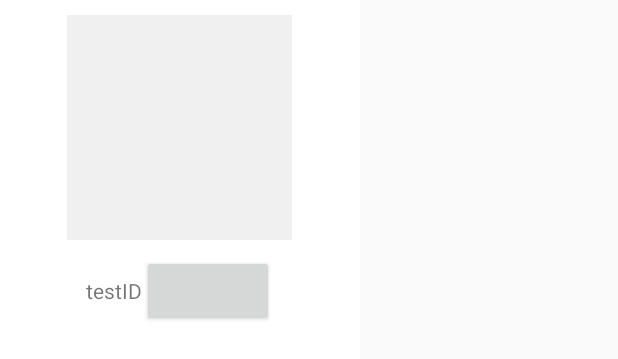
After one commit to psc106/ClubApplicationAndroid, an Android app: the layout fragment_menu.xml on its own in the app's theme, with its tools: preview values and no code run, on a phone screen of 412 x 824 dp. The commit adds this screen. Shown: the top 359 px of the screen. Run offline under Robolectric (Android 15) with nearby library versions, the phone set to English and light mode, and no system bars.

Commit message:
menu 프래그먼트 초안 작성

```diff
--- a/app/build.gradle
+++ b/app/build.gradle
@@ -37,7 +37,6 @@ dependencies {
     implementation 'com.jakewharton:butterknife:8.8.1'
     annotationProcessor 'com.jakewharton:butterknife-compiler:8.8.1'
 
-
 //gson
     implementation 'com.google.code.gson:gson:2.8.5'
 
@@ -45,7 +44,6 @@ dependencies {
     implementation 'com.github.bumptech.glide:glide:4.7.1'
     annotationProcessor 'com.github.bumptech.glide:compiler:4.7.1'
 
-
 //retrofit
 
     implementation 'com.squareup.retrofit2:retrofit:2.4.0'
--- a/app/src/main/AndroidManifest.xml
+++ b/app/src/main/AndroidManifest.xml
@@ -1,6 +1,8 @@
 <?xml version="1.0" encoding="utf-8"?>
 <manifest xmlns:android="http://schemas.android.com/apk/res/android"
     package="teamproject.com.clubapplication">
+
+    <uses-permission android:name="android.permission.INTERNET" />
 
     <application
         android:allowBackup="true"
--- a/app/src/main/java/teamproject/com/clubapplication/MainActivity.java
+++ b/app/src/main/java/teamproject/com/clubapplication/MainActivity.java
@@ -9,5 +9,6 @@ public class MainActivity extends AppCompatActivity {
     protected void onCreate(Bundle savedInstanceState) {
         super.onCreate(savedInstanceState);
         setContentView(R.layout.activity_main);
+        MenuController.addMenu(getSupportFragmentManager(), R.id.main_container);
     }
 }
--- /dev/null
+++ b/app/src/main/res/layout/fragment_menu.xml
@@ -0,0 +1,38 @@
+<?xml version="1.0" encoding="utf-8"?>
+<LinearLayout
+    xmlns:android="http://schemas.android.com/apk/res/android"
+    android:layout_width="240dp"
+    android:layout_height="match_parent"
+    android:orientation="vertical"
+    android:layout_gravity="left"
+    android:background="#ffffff">
+
+    <ImageView
+        android:id="@+id/menu_imgV_Profile"
+        android:layout_width="150dp"
+        android:layout_height="150dp"
+        android:layout_gravity="center"
+        android:layout_margin="10dp"
+        android:background="#f0f0f0"/>
+    <LinearLayout
+        android:layout_width="wrap_content"
+        android:layout_height="wrap_content"
+        android:layout_gravity="center">
+        <TextView
+            android:id="@+id/menu_txt_Name"
+            android:layout_width="wrap_content"
+            android:layout_height="wrap_content"
+            android:text="testID"/>
+        <Button
+            android:id="@+id/menu_btn_Login"
+            android:layout_width="wrap_content"
+            android:layout_height="wrap_content" />
+    </LinearLayout>
+
+    <ListView
+        android:id="@+id/menu_listV_MenuList"
+        android:layout_width="match_parent"
+        android:layout_height="match_parent">
+    </ListView>
+
+</LinearLayout>
```
Also changed, not shown: app/src/main/java/teamproject/com/clubapplication/MenuController.java (added, +20 -0 lines), app/src/main/java/teamproject/com/clubapplication/MenuFragment.java (added, +66 -0 lines), app/src/main/res/layout/activity_main.xml (+18 -2 lines).
